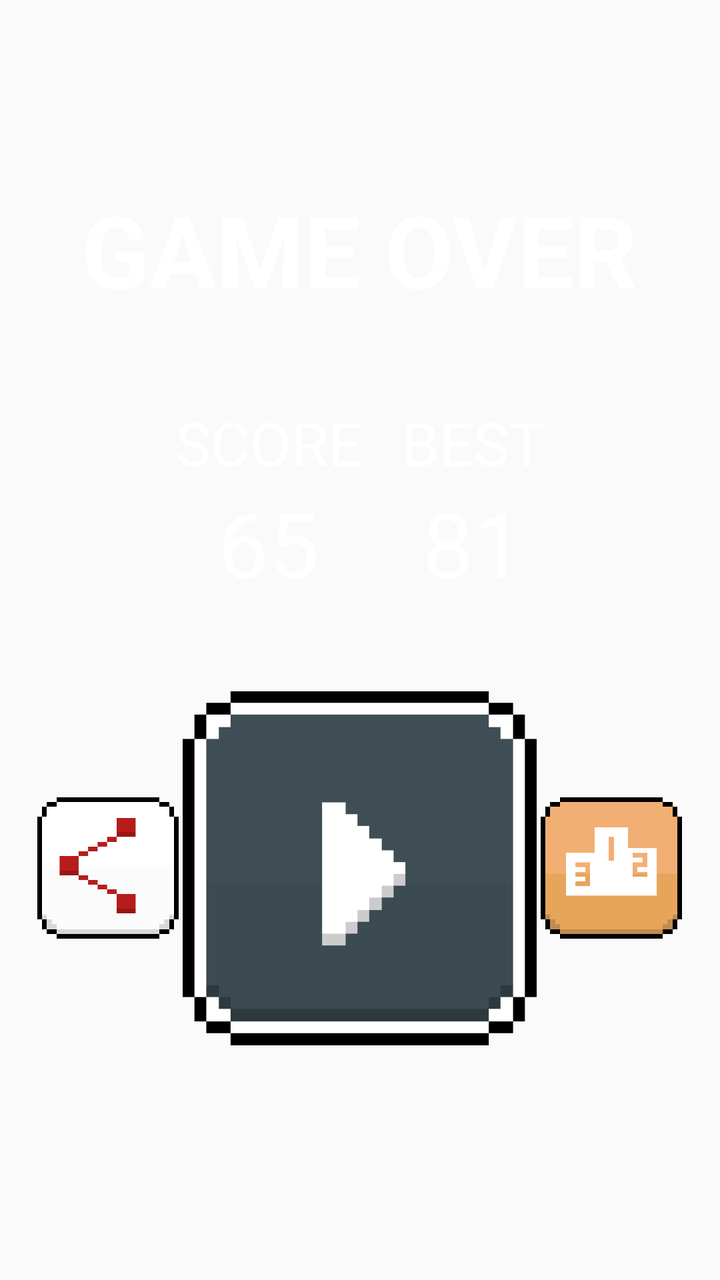
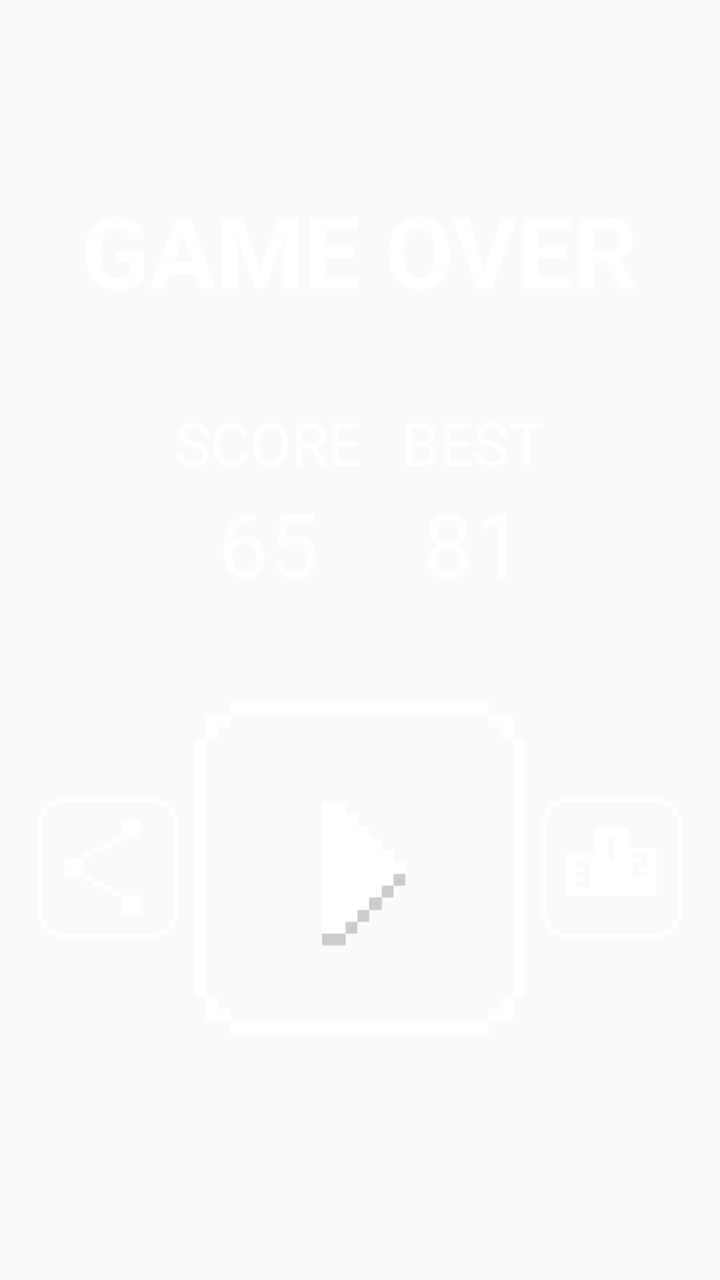

Two renders of the same Android screen: before a commit and after it. Below are the layout's source before the change and the commit's diff.
<!-- AndroidManifest.xml: application theme AppTheme -->
<!-- res/layout/game_over.xml -->
<?xml version="1.0" encoding="utf-8"?>
<LinearLayout
    android:id="@+id/final_menu"
    android:layout_width="match_parent"
    android:layout_height="match_parent"
    android:orientation="vertical"
    android:visibility="visible"
    android:gravity="center"
    android:weightSum="14"
    android:layout_above="@+id/adView"
    xmlns:android="http://schemas.android.com/apk/res/android">

        <TextView
            android:id="@+id/game_over"
            android:layout_width="wrap_content"
            android:layout_height="0dp"
            android:layout_weight="2"
            android:text="@string/game_over"
            android:textColor="@android:color/white"
            android:textSize="50dp"
            android:textStyle="bold"
            android:layout_gravity="center_horizontal" />

        <LinearLayout
            android:layout_width="match_parent"
            android:layout_height="0dp"
            android:gravity="center"
            android:layout_weight="3"
            android:orientation="horizontal">

            <LinearLayout
                android:layout_width="wrap_content"
                android:layout_height="wrap_content"
                android:orientation="vertical"
                android:gravity="center"
                android:paddingRight="10dp">

                <TextView
                    android:id="@+id/score_label"
                    android:layout_width="wrap_content"
                    android:layout_height="wrap_content"
                    android:text="SCORE"
                    android:textSize="30dp"
                    android:textColor="@android:color/white" />

                <TextView
                    android:id="@+id/score"
                    android:layout_width="wrap_content"
                    android:layout_height="wrap_content"
                    android:text="65"
                    android:textSize="45dp"
                    android:textColor="@android:color/white"/>

            </LinearLayout>

            <LinearLayout
                android:layout_width="wrap_content"
                android:layout_height="wrap_content"
                android:orientation="vertical"
                android:gravity="center"
                android:paddingLeft="10dp">

                <TextView
                    android:id="@+id/best_label"
                    android:layout_width="wrap_content"
                    android:layout_height="wrap_content"
                    android:text="BEST"
                    android:textSize="30dp"
                    android:textColor="@android:color/white"/>

                <TextView
                    android:id="@+id/best"
                    android:layout_width="wrap_content"
                    android:layout_height="wrap_content"
                    android:text="81"
                    android:textSize="45dp"
                    android:textColor="@android:color/white"/>

            </LinearLayout>

        </LinearLayout>

        <LinearLayout
            android:layout_width="match_parent"
            android:layout_height="0dp"
            android:layout_weight="5"
            android:orientation="horizontal"
            android:gravity="center"
            android:weightSum="10">

            <LinearLayout
                android:id="@+id/final_share"
                android:clickable="true"
                android:layout_margin="1dp"
                android:layout_width="0dp"
                android:layout_weight="2"
                android:layout_height="wrap_content"
                android:gravity="center">

                <ImageView
                    android:layout_width="match_parent"
                    android:layout_height="match_parent"
                    android:src="@drawable/share_final"/>

            </LinearLayout>

            <LinearLayout
                android:id="@+id/final_play"
                android:clickable="true"
                android:layout_width="0dp"
                android:layout_weight="5"
                android:layout_margin="1dp"
                android:layout_height="wrap_content">

                <ImageView
                    android:layout_width="match_parent"
                    android:layout_height="match_parent"
                    android:src="@drawable/play_final"/>

            </LinearLayout>

            <LinearLayout
                android:id="@+id/final_trophies"
                android:clickable="true"
                android:layout_margin = "1dp"
                android:layout_width = "0dp"
                android:layout_weight = "2"
                android:layout_height = "wrap_content"
                android:gravity="center">

                <ImageView
                    android:layout_width="wrap_content"
                    android:layout_height="match_parent"
                    android:src="@drawable/leatherboard" />

            </LinearLayout>

        </LinearLayout>
    </LinearLayout>
<!-- resources referenced by this layout -->
<resources>
  <!-- drawable leatherboard: png bitmap (drawable, 8415 bytes) -->
  <!-- drawable play_final: png bitmap (drawable, 8568 bytes) -->
  <!-- drawable share_final: png bitmap (drawable, 7083 bytes) -->
  <string name="game_over">GAME OVER</string>
  <style name="AppTheme" parent="Theme.AppCompat.Light.DarkActionBar">
          
          <item name="colorPrimary">@color/colorPrimary</item>
          <item name="colorPrimaryDark">@color/colorPrimaryDark</item>
          <item name="colorAccent">@color/colorAccent</item>
      </style>
  <color name="colorPrimary">#B71C1C</color>
  <color name="colorPrimaryDark">#B71C1C</color>
  <color name="colorAccent">#B71C1C</color>
</resources>

<!-- the commit's change to res/layout/game_over.xml (unified diff, before → after) -->
@@ -22,6 +22,7 @@
             android:layout_gravity="center_horizontal" />
 
         <LinearLayout
+            android:id="@+id/score_layout"
             android:layout_width="match_parent"
             android:layout_height="0dp"
             android:gravity="center"
@@ -100,7 +101,7 @@
                 <ImageView
                     android:layout_width="match_parent"
                     android:layout_height="match_parent"
-                    android:src="@drawable/share_final"/>
+                    android:src="@drawable/share"/>
 
             </LinearLayout>
 
<!-- resource entries referenced after the edit -->
@@ -1,8 +1,8 @@
 <!-- resources referenced by this layout -->
 <resources>
-  <!-- drawable leatherboard: png bitmap (drawable, 8415 bytes) -->
-  <!-- drawable play_final: png bitmap (drawable, 8568 bytes) -->
-  <!-- drawable share_final: png bitmap (drawable, 7083 bytes) -->
+  <!-- drawable leatherboard: png bitmap (drawable, 9522 bytes) -->
+  <!-- drawable play_final: png bitmap (drawable, 8595 bytes) -->
+  <!-- drawable share: png bitmap (drawable, 9168 bytes) -->
   <string name="game_over">GAME OVER</string>
   <style name="AppTheme" parent="Theme.AppCompat.Light.DarkActionBar">
           
@@ -10,8 +10,8 @@
           <item name="colorPrimaryDark">@color/colorPrimaryDark</item>
           <item name="colorAccent">@color/colorAccent</item>
       </style>
-  <color name="colorPrimary">#B71C1C</color>
-  <color name="colorPrimaryDark">#B71C1C</color>
-  <color name="colorAccent">#B71C1C</color>
+  <color name="colorPrimary">#000000</color>
+  <color name="colorPrimaryDark">#000000</color>
+  <color name="colorAccent">#000000</color>
 </resources>
 
